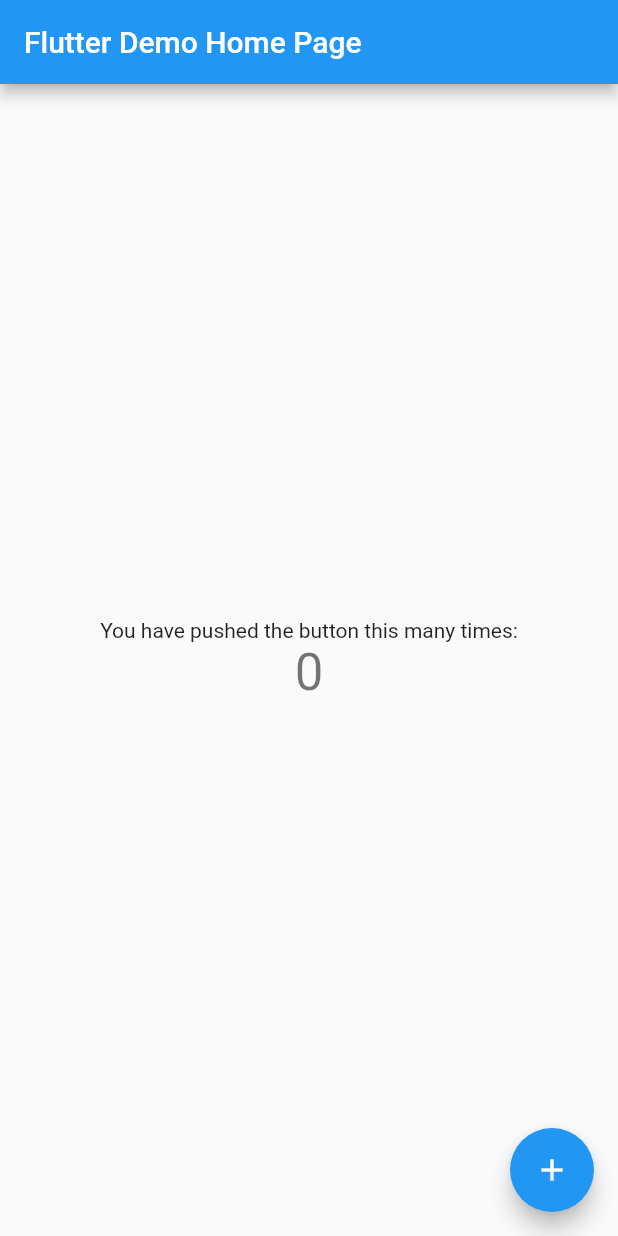
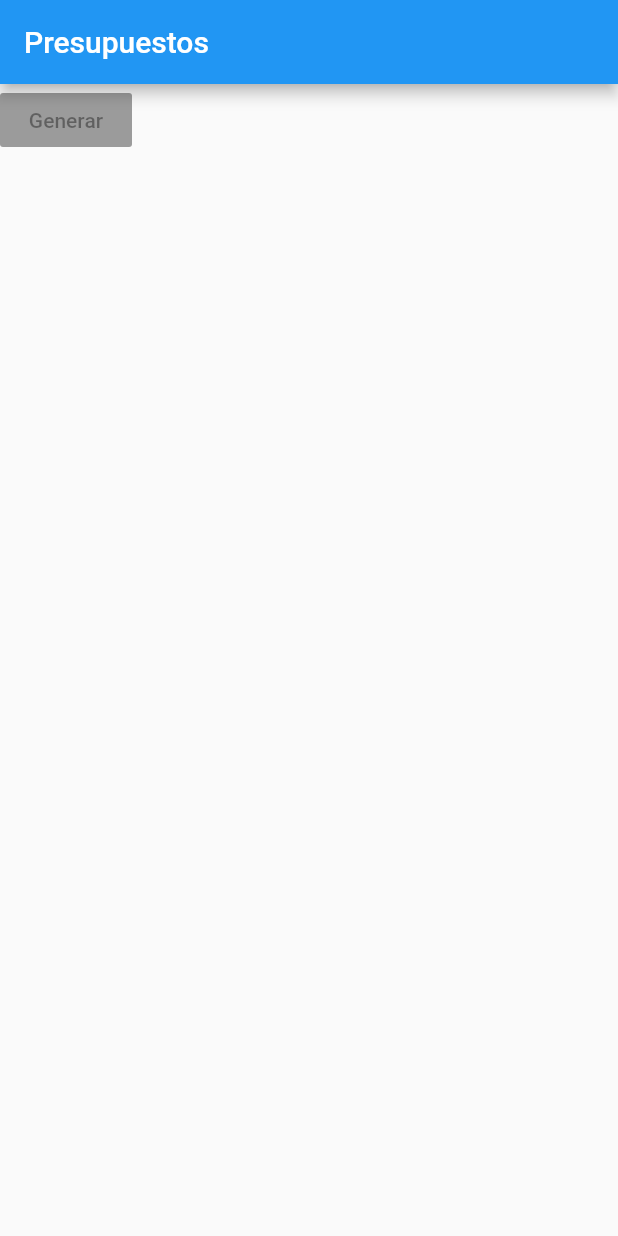
Before and after one commit to Colonello56/Presupuestos, a Flutter app: the screen it shows after launch, on a phone screen of 412 x 824 dp. Run offline on Flutter 3.47's test engine with Material 2 defaults, Android fonts, the phone set to English and light mode, and no system bars; our stand-ins replace pdf; statements that could not run were skipped.

Commit message:
I don't know what i'm doing.

```diff
--- a/lib/main.dart
+++ b/lib/main.dart
@@ -1,111 +1,51 @@
 import 'package:flutter/material.dart';
+import 'presupuesto.dart';
 
 void main() => runApp(MyApp());
 
 class MyApp extends StatelessWidget {
-  // This widget is the root of your application.
   @override
   Widget build(BuildContext context) {
     return MaterialApp(
-      title: 'Flutter Demo',
+      title: 'Presupuestos',
       theme: ThemeData(
-        // This is the theme of your application.
-        //
-        // Try running your application with "flutter run". You'll see the
-        // application has a blue toolbar. Then, without quitting the app, try
-        // changing the primarySwatch below to Colors.green and then invoke
-        // "hot reload" (press "r" in the console where you ran "flutter run",
-        // or simply save your changes to "hot reload" in a Flutter IDE).
-        // Notice that the counter didn't reset back to zero; the application
-        // is not restarted.
         primarySwatch: Colors.blue,
       ),
-      home: MyHomePage(title: 'Flutter Demo Home Page'),
+      home: ListaPresupuestos(),
     );
   }
 }
 
-class MyHomePage extends StatefulWidget {
-  MyHomePage({Key key, this.title}) : super(key: key);
-
-  // This widget is the home page of your application. It is stateful, meaning
-  // that it has a State object (defined below) that contains fields that affect
-  // how it looks.
-
-  // This class is the configuration for the state. It holds the values (in this
-  // case the title) provided by the parent (in this case the App widget) and
-  // used by the build method of the State. Fields in a Widget subclass are
-  // always marked "final".
-
-  final String title;
-
+class ListaPresupuestos extends StatefulWidget {
   @override
-  _MyHomePageState createState() => _MyHomePageState();
+  State<StatefulWidget> createState() => PresupuestosState();
 }
 
-class _MyHomePageState extends State<MyHomePage> {
-  int _counter = 0;
-
-  void _incrementCounter() {
-    setState(() {
-      // This call to setState tells the Flutter framework that something has
-      // changed in this State, which causes it to rerun the build method below
-      // so that the display can reflect the updated values. If we changed
-      // _counter without calling setState(), then the build method would not be
-      // called again, and so nothing would appear to happen.
-      _counter++;
-    });
-  }
+class PresupuestosState extends State<ListaPresupuestos> {
 
   @override
   Widget build(BuildContext context) {
-    // This method is rerun every time setState is called, for instance as done
-    // by the _incrementCounter method above.
-    //
-    // The Flutter framework has been optimized to make rerunning build methods
-    // fast, so that you can just rebuild anything that needs updating rather
-    // than having to individually change instances of widgets.
-    return Scaffold(
-      appBar: AppBar(
-        // Here we take the value from the MyHomePage object that was created by
-        // the App.build method, and use it to set our appbar title.
-        title: Text(widget.title),
+    return new Scaffold(
+      appBar: new AppBar(
+        title: new Text('Presupuestos'),
       ),
-      body: Center(
-        // Center is a layout widget. It takes a single child and positions it
-        // in the middle of the parent.
-        child: Column(
-          // Column is also layout widget. It takes a list of children and
-          // arranges them vertically. By default, it sizes itself to fit its
-          // children horizontally, and tries to be as tall as its parent.
-          //
-          // Invoke "debug painting" (press "p" in the console, choose the
-          // "Toggle Debug Paint" action from the Flutter Inspector in Android
-          // Studio, or the "Toggle Debug Paint" command in Visual Studio Code)
-          // to see the wireframe for each widget.
-          //
-          // Column has various properties to control how it sizes itself and
-          // how it positions its children. Here we use mainAxisAlignment to
-          // center the children vertically; the main axis here is the vertical
-          // axis because Columns are vertical (the cross axis would be
-          // horizontal).
-          mainAxisAlignment: MainAxisAlignment.center,
-          children: <Widget>[
-            Text(
-              'You have pushed the button this many times:',
-            ),
-            Text(
-              '$_counter',
-              style: Theme.of(context).textTheme.display1,
-            ),
-          ],
-        ),
-      ),
-      floatingActionButton: FloatingActionButton(
-        onPressed: _incrementCounter,
-        tooltip: 'Increment',
-        child: Icon(Icons.add),
-      ), // This trailing comma makes auto-formatting nicer for build methods.
+      body: _buildPresForm(),
     );
   }
+
+  Widget _buildPresForm(){
+
+    Presupuesto presup = new Presupuesto();
+
+    return new Column(
+      children: <Widget>[
+        new RaisedButton(
+          child: const Text('Generar'),
+          onPressed: presup.generarPresupuesto()
+        ),
+      ],
+    );
+
+  }
+
 }
--- /dev/null
+++ b/lib/presupuesto.dart
@@ -0,0 +1,61 @@
+import 'dart:io';
+import 'package:pdf/pdf.dart';
+import 'package:path_provider/path_provider.dart';
+
+class Presupuesto {
+  String titulo;
+  String descripcion;
+  var productos = new List();
+  String total;
+
+  Presupuesto(){
+    this.titulo = '';
+    this.descripcion = '';
+    this.total = '';
+  }
+
+
+  setTitulo(String titulo) {
+    this.titulo = titulo;
+  }
+
+  setDescripcion(String descripcion) {
+    this.descripcion = descripcion;
+  }
+
+  setTotal(String total) {
+    this.total = total;
+  }
+
+  Future<String> get _localPath async {
+    final directory = await getApplicationDocumentsDirectory();
+
+    return directory.path;
+  }
+
+  Future<File> get _localFile async {
+    final path = await _localPath;
+    return File('$path/counter.txt');
+  }
+
+  generarPDF(){
+    final pdf = new PDFDocument(deflate: zlib.encode);
+    final page = new PDFPage(pdf, pageFormat: PDFPageFormat.letter);
+    final g = page.getGraphics();
+    final font = new PDFFont(pdf);
+    final top = page.pageFormat.height;
+
+    g.setColor(new PDFColor(0.0, 1.0, 1.0));
+    g.drawRect(50.0 * PDFPageFormat.mm, top - 80.0 * PDFPageFormat.mm,
+      100.0 * PDFPageFormat.mm, 50.0 * PDFPageFormat.mm);
+    g.fillPath();
+
+    g.setColor(new PDFColor(0.3, 0.3, 0.3));
+    g.drawString(font, 12.0, "Hello World!", 10.0 * PDFPageFormat.mm,
+       top - 10.0 * PDFPageFormat.mm);
+
+   final file = _localFile;
+   file.writeAsBytes(pdf.save());
+  }
+
+}
--- a/pubspec.yaml
+++ b/pubspec.yaml
@@ -15,6 +15,8 @@ environment:
 dependencies:
   flutter:
     sdk: flutter
+  pdf: ^1.0.8
+  path_provider: ^0.4.1
 
   # The following adds the Cupertino Icons font to your application.
   # Use with the CupertinoIcons class for iOS style icons.
```
Also changed, not shown: 7 other files.
